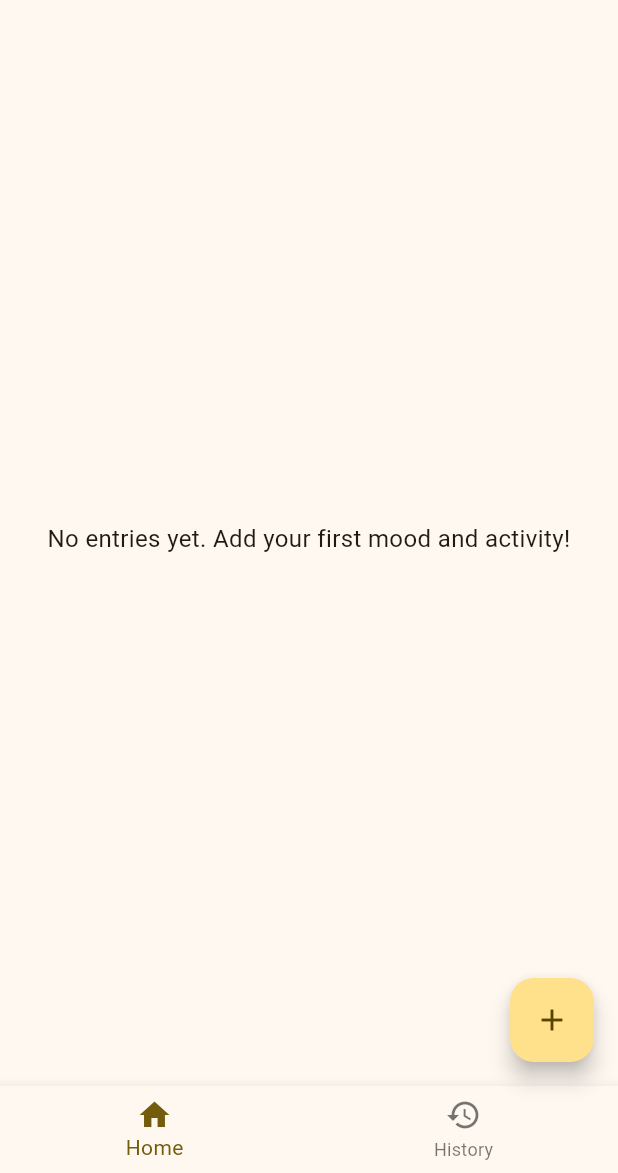
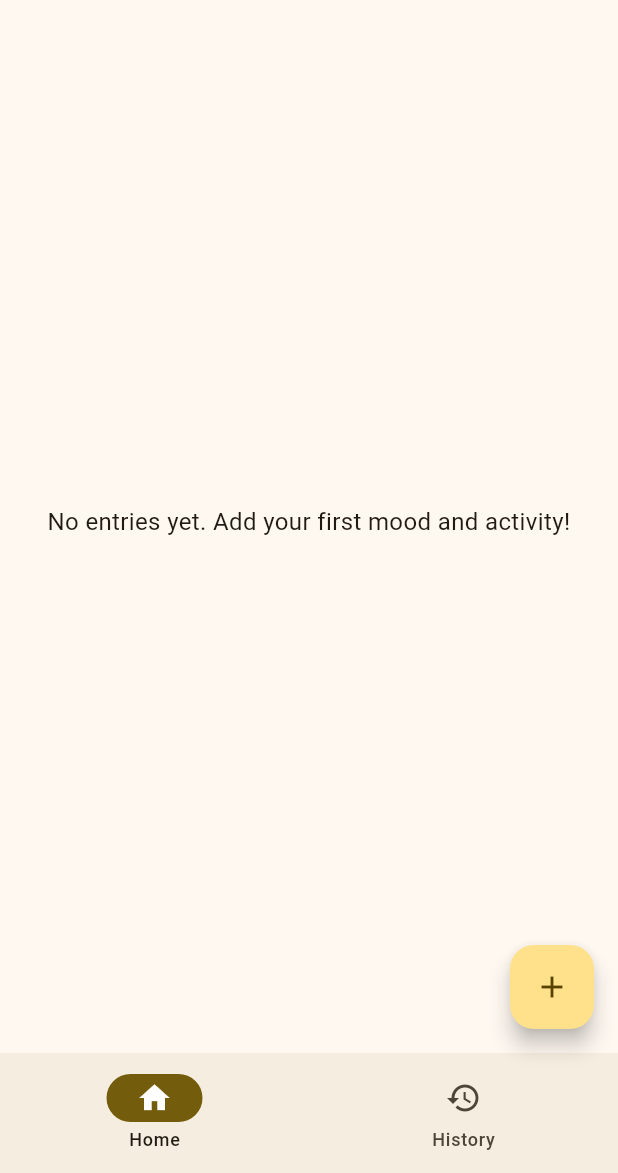
Before and after one commit to InfantAjayVenus/ennaa_ffeeelinggu, a Flutter app: the screen it shows after launch, on a phone screen of 412 x 824 dp, the part 63-1236 px from its top. Run offline on Flutter 3.47's test engine with Material 3 defaults, Android fonts, the phone set to English and light mode, and no system bars; our stand-ins replace flutter_local_notifications, sqflite, timezone; missing offline and left inert: flutter_local_notifications_platform_interface; accounts and stored records are empty.

Commit message:
feat: Enhance bottom navigation with NavigationBar and active indicator
Replaced  with  to allow for a distinct
background indicator for the active navigation item. Configured
to  and selected icon color to
 for better visibility and contrast,
especially in dark mode.

```diff
--- a/lib/src/screens/main_screen.dart
+++ b/lib/src/screens/main_screen.dart
@@ -51,20 +51,28 @@ class _MainScreenState extends State<MainScreen> {
         },
         child: const Icon(Icons.add),
       ),
-      bottomNavigationBar: BottomNavigationBar(
-        items: const <BottomNavigationBarItem>[
-          BottomNavigationBarItem(
-            icon: Icon(Icons.home),
+      bottomNavigationBar: NavigationBar(
+        selectedIndex: _selectedIndex,
+        onDestinationSelected: _onItemTapped,
+        indicatorColor: Theme.of(context).colorScheme.primary,
+        destinations: <Widget>[
+          NavigationDestination(
+            selectedIcon: Icon(
+              Icons.home,
+              color: Theme.of(context).colorScheme.onPrimary,
+            ),
+            icon: const Icon(Icons.home),
             label: 'Home',
           ),
-          BottomNavigationBarItem(
-            icon: Icon(Icons.history),
+          NavigationDestination(
+            selectedIcon: Icon(
+              Icons.history,
+              color: Theme.of(context).colorScheme.onPrimary,
+            ),
+            icon: const Icon(Icons.history),
             label: 'History',
           ),
         ],
-        currentIndex: _selectedIndex,
-        selectedItemColor: Theme.of(context).primaryColor,
-        onTap: _onItemTapped,
       ),
     );
   }
```
